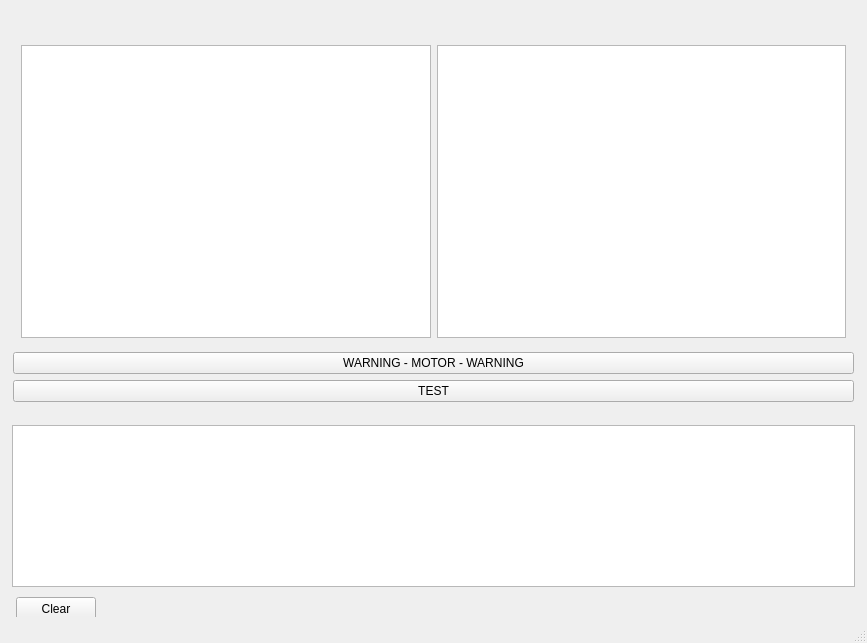
First picture: the form in drone/ui/MainWindow.ui, repository batitous/DesktopApps, before the edit.
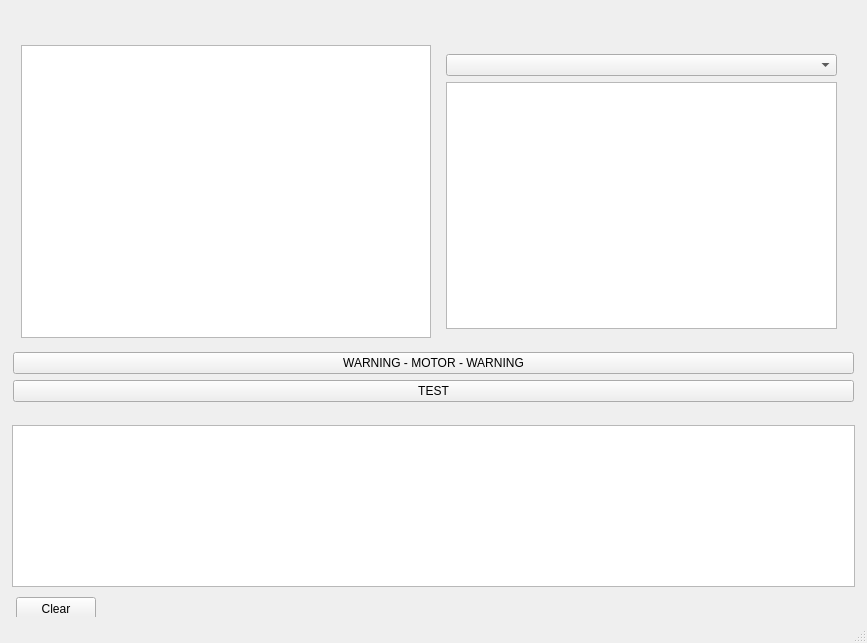
Second picture: the form after the edit. Custom widgets are drawn as their Qt base class.

```diff
--- a/drone/ui/MainWindow.ui
+++ b/drone/ui/MainWindow.ui
@@ -101,10 +101,25 @@
            </widget>
           </item>
           <item>
+           <widget class="QWidget" name="widget_2" native="true">
+            <property name="sizePolicy">
+             <sizepolicy hsizetype="Expanding" vsizetype="Expanding">
+              <horstretch>0</horstretch>
+              <verstretch>0</verstretch>
+             </sizepolicy>
+            </property>
+            <layout class="QVBoxLayout" name="verticalLayout_5">
+             <item>
+              <widget class="QComboBox" name="comboAngle"/>
+             </item>
+             <item>
            <widget class="QGraphicsView" name="gInstrument">
             <property name="viewportUpdateMode">
              <enum>QGraphicsView::FullViewportUpdate</enum>
             </property>
+              </widget>
+             </item>
+            </layout>
            </widget>
           </item>
          </layout>
```
Lines whose indentation alone changed are shown as unchanged.
